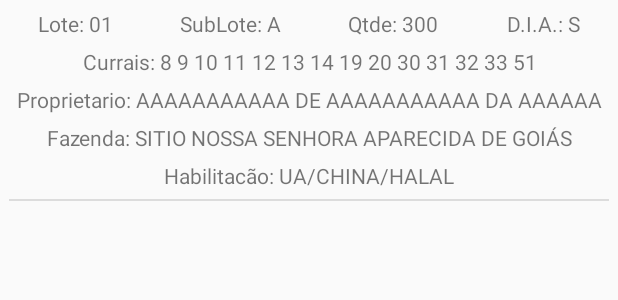
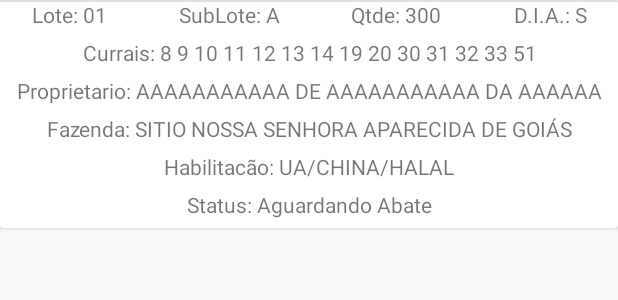
Before and after one commit to cristovanguidocamilo/ApioBM, an Android app: the layout adapter_escala_abate.xml on its own in the app's theme, with its tools: preview values and no code run, on a phone screen of 412 x 824 dp. Shown: the top 300 px of the screen. Run offline under Robolectric (Android 15) with nearby library versions, the phone set to English and light mode, and no system bars.

Commit message:
Ajustes gerais

```diff
--- a/app/src/main/java/com/cristovancamilo/apoiobm/activity/EscalaAbateActivity.java
+++ b/app/src/main/java/com/cristovancamilo/apoiobm/activity/EscalaAbateActivity.java
@@ -64,12 +64,11 @@
         ApoioBMService apoioBMService = retrofit.create(ApoioBMService.class);
         Call<List<EscalaAbate>> call = apoioBMService.recuperarEscalaAbate();
 
-        listEscalaAbate.clear();
-
         call.enqueue(new Callback<List<EscalaAbate>>() {
             @Override
             public void onResponse(Call<List<EscalaAbate>> call, Response<List<EscalaAbate>> response) {
                 if(response.isSuccessful()) {
+                    listEscalaAbate.clear();
                     listEscalaAbate = response.body();
                     configuraRecyclerView();
                     swipeContainer.setRefreshing(false);
--- a/app/src/main/res/layout/adapter_escala_abate.xml
+++ b/app/src/main/res/layout/adapter_escala_abate.xml
@@ -1,11 +1,17 @@
 <?xml version="1.0" encoding="utf-8"?>
-<LinearLayout xmlns:android="http://schemas.android.com/apk/res/android"
-    android:id="@+id/linearLayoutFundoEscalaAbate"
+<androidx.cardview.widget.CardView
+    xmlns:android="http://schemas.android.com/apk/res/android"
+    android:id="@+id/cardViewFundoEscalaAbate"
     android:layout_width="match_parent"
     android:layout_height="wrap_content"
     android:gravity="center"
     android:orientation="vertical"
     android:padding="6dp">
+
+    <LinearLayout
+        android:layout_width="match_parent"
+        android:layout_height="match_parent"
+        android:orientation="vertical">
 
         <LinearLayout
             android:layout_width="match_parent"
@@ -87,7 +93,19 @@
                 android:layout_marginBottom="6dp"
                 android:gravity="center"
                 android:text="Habilitacão: UA/CHINA/HALAL" />
+
+            <TextView
+                android:id="@+id/textViewStatusLote"
+                android:layout_width="match_parent"
+                android:layout_height="wrap_content"
+                android:layout_marginBottom="6dp"
+                android:gravity="center"
+                android:text="Status: Aguardando Abate" />
         </LinearLayout>
 
+    </LinearLayout>
+
+
+
     <include layout="@layout/divisor_lista" />
-</LinearLayout>
+</androidx.cardview.widget.CardView>
--- a/app/src/main/res/values/colors.xml
+++ b/app/src/main/res/values/colors.xml
@@ -9,5 +9,7 @@
     <color name="verde_texto_online">#01B32D</color>
     <color name="cor_amarelo_fundo_lote_em_abate">#45FFF300</color>
     <color name="color_primary_transparente">#4B393939</color>
+    <color name="amarelo_status_em_abate">#FFC107</color>
+    <color name="verde_status_finalizado">#009688</color>
     <color name="background_app_color">#0D363636</color>
 </resources>
```
Also changed, not shown: app/src/main/java/com/cristovancamilo/apoiobm/adapter/AdapterEscalaAbate.java (+6 -11 lines). Lines whose indentation alone changed are shown as unchanged.
